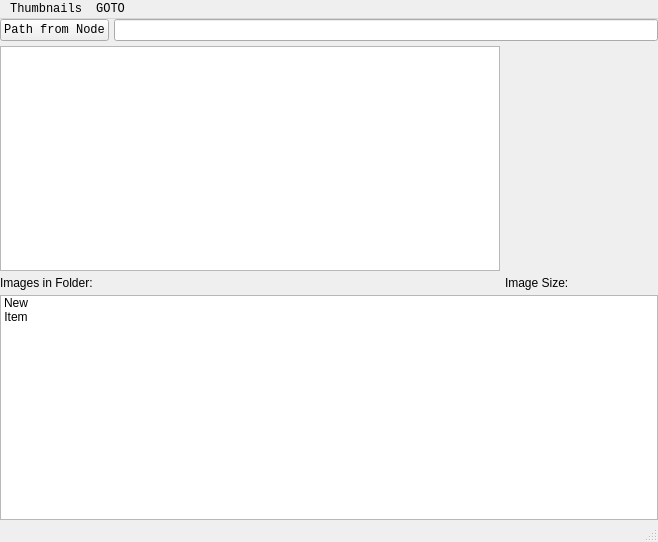
Aeoll/Houdini_Image_Browser, file himage.ui: the form before one commit.
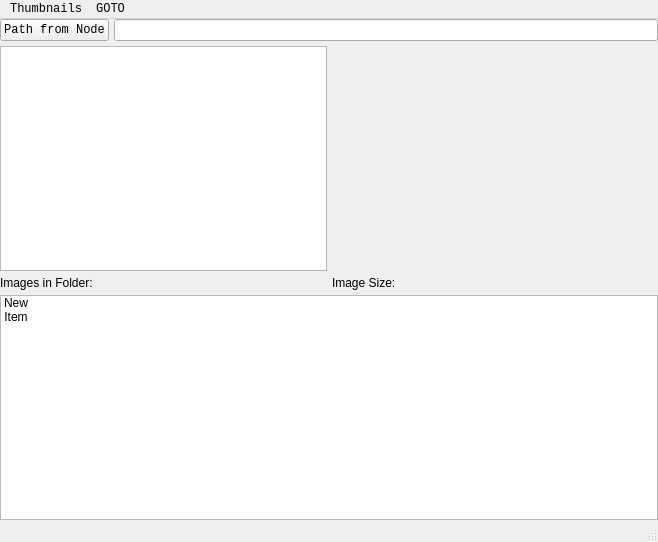
The form after the commit.

Patch:
```diff
--- a/himage.ui
+++ b/himage.ui
@@ -113,7 +113,7 @@
       <item row="0" column="0">
        <widget class="QTreeView" name="dirtree">
         <property name="sizePolicy">
-         <sizepolicy hsizetype="Expanding" vsizetype="Expanding">
+         <sizepolicy hsizetype="MinimumExpanding" vsizetype="Expanding">
           <horstretch>0</horstretch>
           <verstretch>0</verstretch>
          </sizepolicy>
@@ -177,7 +177,7 @@
       <item row="0" column="1">
        <widget class="QLabel" name="thumblargepreview">
         <property name="sizePolicy">
-         <sizepolicy hsizetype="Preferred" vsizetype="Expanding">
+         <sizepolicy hsizetype="Expanding" vsizetype="Expanding">
           <horstretch>0</horstretch>
           <verstretch>0</verstretch>
          </sizepolicy>
```
Left out of the diff: 11 changed lines with no effect on the pictures.
